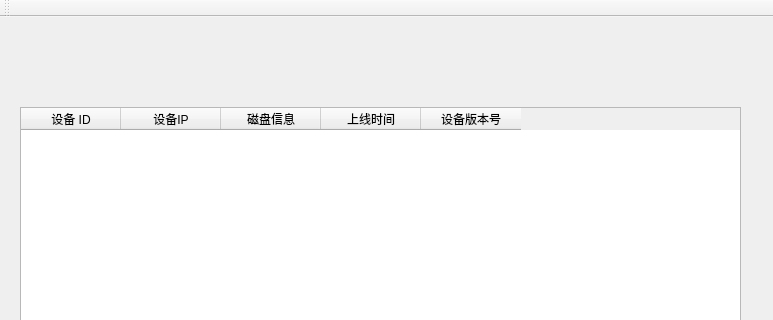
Before: the Qt Designer form mainwindow.ui in junchao98/linux_spy, drawn with Qt 5; both pictures show x 0 to 773 and y 0 to 320 of the 773 by 622 pixel window.
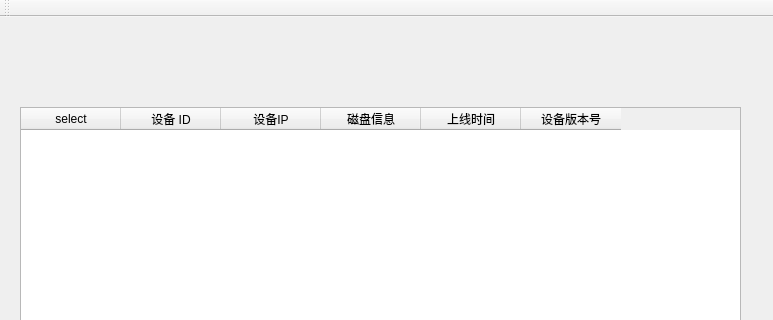
After: the same form once the commit is applied.

Commit message: xml ok

```diff
--- a/mainwindow.ui
+++ b/mainwindow.ui
@@ -56,6 +56,11 @@
       <height>261</height>
      </rect>
     </property>
+    <column>
+     <property name="text">
+      <string>select</string>
+     </property>
+    </column>
     <column>
      <property name="text">
       <string>设备 ID</string>
@@ -82,13 +87,13 @@
      </property>
     </column>
    </widget>
-   <widget class="QWidget" name="">
+   <widget class="QWidget" name="layoutWidget">
     <property name="geometry">
      <rect>
       <x>40</x>
       <y>40</y>
       <width>101</width>
-      <height>16</height>
+      <height>20</height>
      </rect>
     </property>
     <layout class="QHBoxLayout" name="horizontalLayout">
```
The commit also changes 2 other files.
